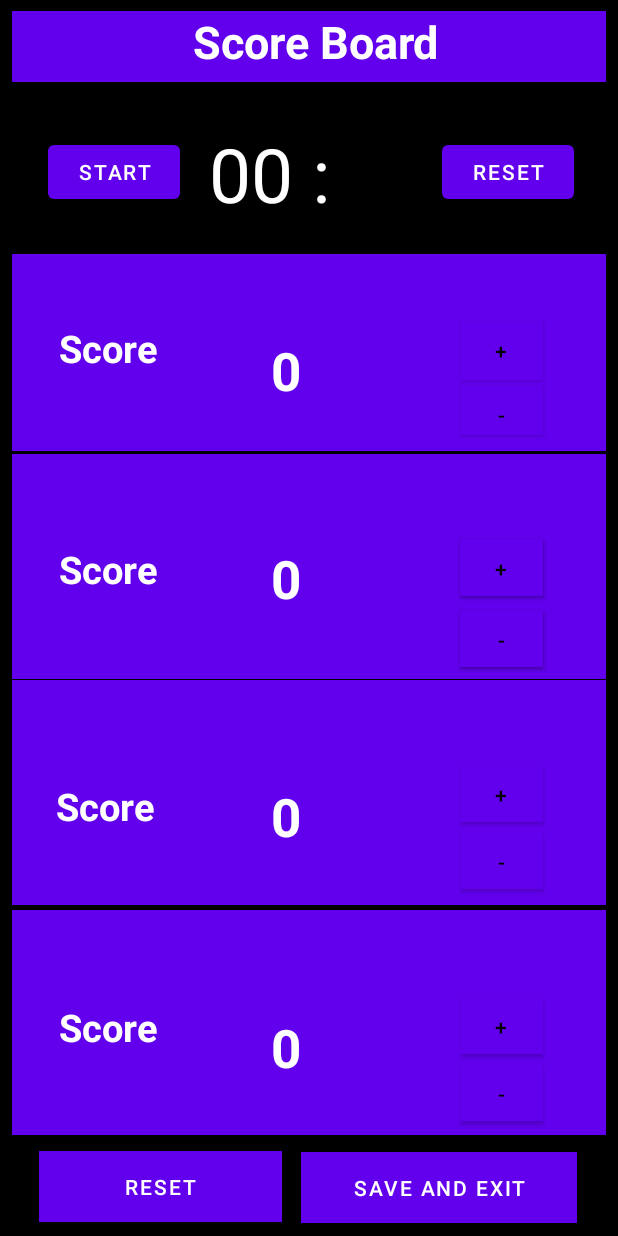
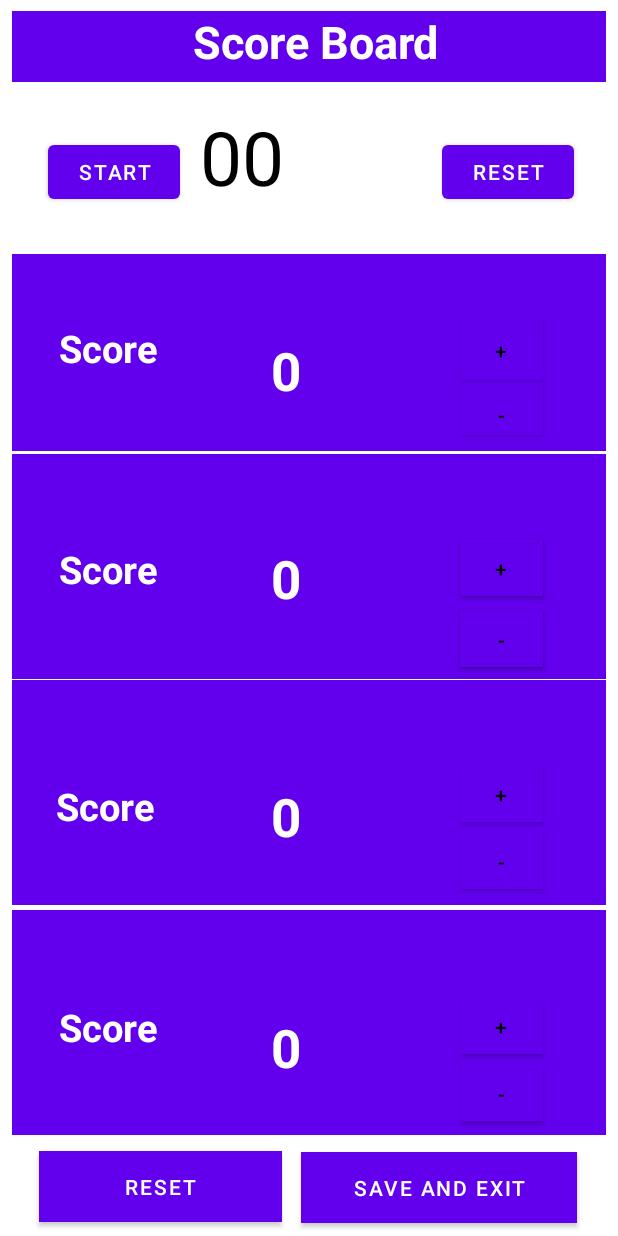
Before and after one commit to seun-OMJ/sport-box-score-manager, an Android app: the ScoreActivity screen opened directly, with no data from a screen before it, after a tap on "RESET", on a phone screen of 412 x 824 dp. Run offline under Robolectric (Android 15) with nearby library versions, the phone set to English and light mode, and no system bars; 2 other taps on this screen came first.

Commit message:
Fixed some bugs

```diff
--- a/app/src/main/java/com/example/sports_box_score_manager/Presentation/ScoreActivity.java
+++ b/app/src/main/java/com/example/sports_box_score_manager/Presentation/ScoreActivity.java
@@ -193,6 +193,19 @@ public class ScoreActivity extends AppCompatActivity {
     }
 
     private String timeFormatter(int secs, int mins) {
-        return String.format("%02d : %02d", mins, secs);
+        String sec=""+secs;
+        String min=""+mins;
+        if(mins<10){
+             min="0"+min;
+        }
+        if(secs<10){
+            sec="0"+sec;
+        }
+        if(mins==0){
+            return sec;
+        }else{
+            return min+" : "+ sec;
+        }
+
 }
 }
--- a/app/src/main/res/layout/activity_score.xml
+++ b/app/src/main/res/layout/activity_score.xml
@@ -4,7 +4,7 @@
     xmlns:tools="http://schemas.android.com/tools"
     android:layout_width="match_parent"
     android:layout_height="match_parent"
-    android:background="#000000"
+    android:background="@color/white"
     tools:context="com.example.sports_box_score_manager.Presentation.ScoreActivity">
 
     <TextView
@@ -421,16 +421,16 @@
         android:layout_height="59dp"
         android:layout_marginTop="12dp"
         android:autoText="false"
-        android:background="@color/black"
+        android:background="@color/white"
         android:text="00:00"
-        android:textColor="@color/white"
+        android:textColor="@color/black"
         android:textSize="50sp"
         app:layout_constraintBottom_toTopOf="@+id/view7"
         app:layout_constraintEnd_toEndOf="parent"
-        app:layout_constraintHorizontal_bias="0.519"
+        app:layout_constraintHorizontal_bias="0.498"
         app:layout_constraintStart_toStartOf="parent"
         app:layout_constraintTop_toBottomOf="@+id/view5"
-        app:layout_constraintVertical_bias="0.086" />
+        app:layout_constraintVertical_bias="0.021" />
 
     <Button
         android:id="@+id/button_reset"
```
